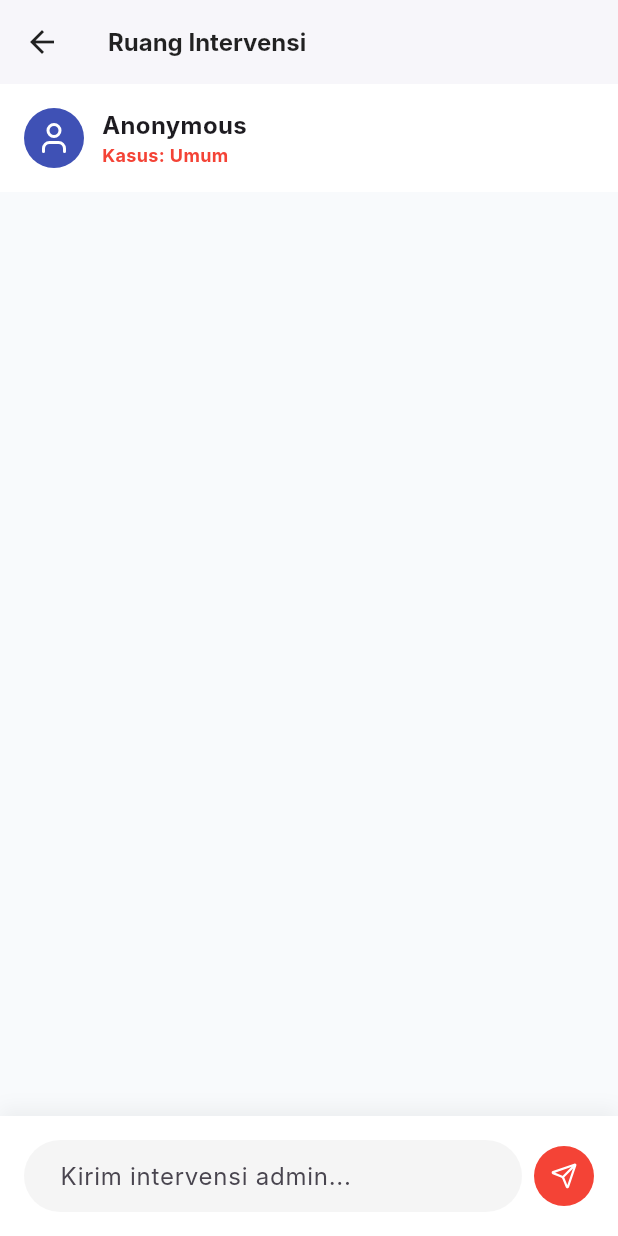
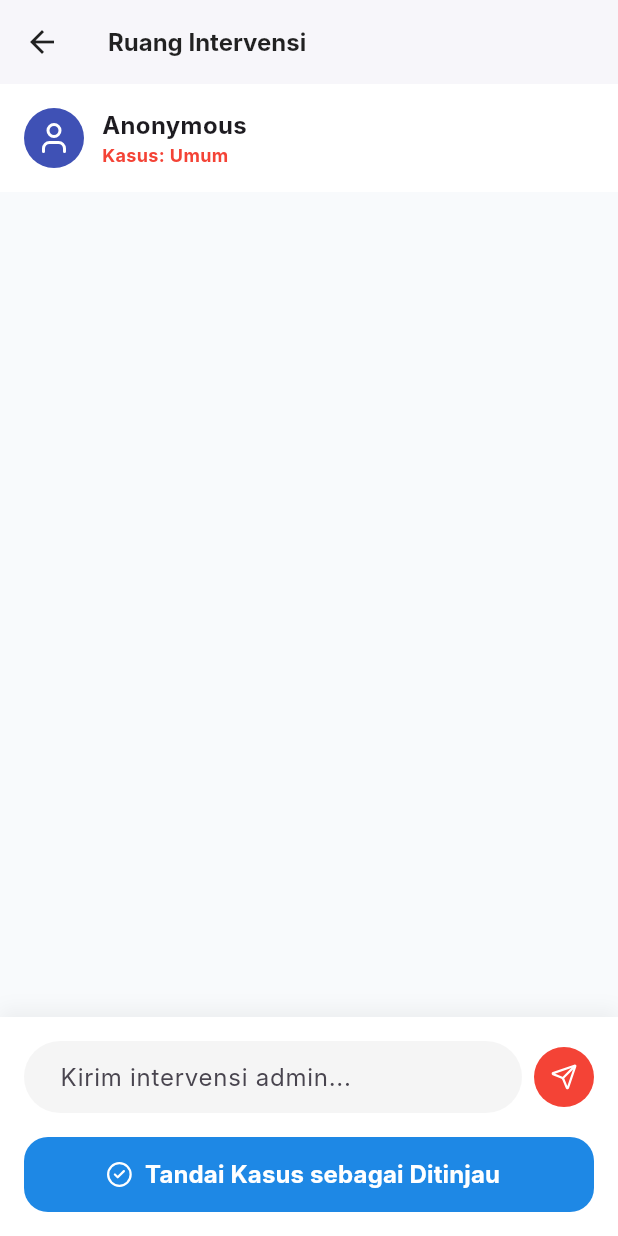
Before and after one commit to bimaryan/safetalk_mobile, a Flutter app: the AdminCaseDetail screen opened directly with empty values, on a phone screen of 412 x 824 dp. Run offline on Flutter 3.47's test engine with Material 3 defaults, Android fonts, the phone set to English and light mode, and no system bars; our stand-ins replace lucide_icons, shared_preferences; missing offline and left inert: pusher_channels_flutter; accounts and stored records are empty; network calls fail; Roboto replaces fonts that are missing (Inter).

Commit message:
feat: add functionality to close cases and mark them as reviewed; update UI with new buttons and animations

```diff
--- a/lib/screens/AdminCaseDetail.dart
+++ b/lib/screens/AdminCaseDetail.dart
@@ -14,9 +14,11 @@ class AdminCaseDetail extends StatefulWidget {
 
 class _AdminCaseDetailState extends State<AdminCaseDetail> {
   bool isLoading = true;
+  bool isReviewed = false; // State animasi sukses ditinjau
   Map<String, dynamic>? triggerReport;
   List<dynamic> thread = [];
   bool isLocked = false;
+
   final TextEditingController _msgController = TextEditingController();
   final ScrollController _scrollController = ScrollController();
 
@@ -48,7 +50,6 @@ class _AdminCaseDetailState extends State<AdminCaseDetail> {
           isLoading = false;
         });
 
-        // Auto scroll ke bawah
         Future.delayed(const Duration(milliseconds: 300), () {
           if (_scrollController.hasClients) {
             _scrollController.jumpTo(_scrollController.position.maxScrollExtent);
@@ -58,6 +59,32 @@ class _AdminCaseDetailState extends State<AdminCaseDetail> {
     } catch (e) {
       debugPrint("Detail Error: $e");
       setState(() => isLoading = false);
+    }
+  }
+
+  // --- FUNGSI SELESAIKAN INTERVENSI ---
+  Future<void> handleCloseCase() async {
+    try {
+      final prefs = await SharedPreferences.getInstance();
+      final token = prefs.getString('safetalk_token');
+
+      final res = await http.post(
+        Uri.parse('https://backend.safetalkai.my.id/api/admin/reports/${widget.id}/close'),
+        headers: {'Authorization': 'Bearer $token'},
+      );
+
+      if (res.statusCode == 200) {
+        if (!mounted) return;
+        ScaffoldMessenger.of(context).showSnackBar(
+          const SnackBar(
+            content: Text("Berhasil! Kasus ditutup & Bot AI diaktifkan kembali."),
+            backgroundColor: Colors.green,
+          )
+        );
+        fetchDetail(); // Refresh data biar tombol Selesaikan hilang
+      }
+    } catch (err) {
+      debugPrint("Close Case Error: $err");
     }
   }
 
@@ -95,6 +122,24 @@ class _AdminCaseDetailState extends State<AdminCaseDetail> {
       return const Scaffold(body: Center(child: CircularProgressIndicator()));
     }
 
+    // Animasi Sukses Ditinjau
+    if (isReviewed) {
+      return Scaffold(
+        body: Center(
+          child: Column(
+            mainAxisAlignment: MainAxisAlignment.center,
+            children: [
+              const Icon(LucideIcons.checkCircle2, size: 80, color: Colors.green),
+              const SizedBox(height: 16),
+              const Text("Berhasil Ditinjau", style: TextStyle(fontSize: 24, fontWeight: FontWeight.w900)),
+              const SizedBox(height: 8),
+              Text("Kasus telah ditandai sebagai ditinjau.", style: TextStyle(color: Colors.grey.shade600)),
+            ],
+          ),
+        ),
+      );
+    }
+
     return Scaffold(
       backgroundColor: const Color(0xFFF8FAFC),
       appBar: AppBar(
@@ -102,6 +147,23 @@ class _AdminCaseDetailState extends State<AdminCaseDetail> {
         iconTheme: const IconThemeData(color: Colors.black87),
         title: const Text("Ruang Intervensi", style: TextStyle(color: Colors.black87, fontWeight: FontWeight.bold, fontSize: 16)),
         elevation: 1,
+        actions: [
+          // --- TOMBOL SELESAIKAN INTERVENSI MUNCUL DI SINI JIKA LOCKED ---
+          if (isLocked)
+            Padding(
+              padding: const EdgeInsets.only(right: 8.0, top: 8.0, bottom: 8.0),
+              child: ElevatedButton.icon(
+                onPressed: handleCloseCase,
+                icon: const Icon(LucideIcons.checkCircle, size: 16, color: Colors.white),
+                label: const Text("Selesaikan", style: TextStyle(color: Colors.white, fontSize: 12, fontWeight: FontWeight.bold)),
+                style: ElevatedButton.styleFrom(
+                  backgroundColor: Colors.green.shade600,
+                  elevation: 0,
+                  shape: RoundedRectangleBorder(borderRadius: BorderRadius.circular(8)),
+                ),
+              ),
+            ),
+        ],
       ),
       body: Column(
         children: [
@@ -169,14 +231,16 @@ class _AdminCaseDetailState extends State<AdminCaseDetail> {
             ),
           ),
 
-          // Input Area
+          // Input Area & Tombol Tandai Ditinjau
           Container(
             padding: const EdgeInsets.all(16),
             decoration: BoxDecoration(
               color: Colors.white,
               boxShadow: [BoxShadow(color: Colors.black.withOpacity(0.05), blurRadius: 10, offset: const Offset(0, -5))]
             ),
-            child: Row(
+            child: Column(
+              children: [
+                Row(
                   children: [
                     Expanded(
                       child: TextField(
@@ -200,6 +264,31 @@ class _AdminCaseDetailState extends State<AdminCaseDetail> {
                     )
                   ],
                 ),
+                const SizedBox(height: 16),
+
+                // --- TOMBOL TANDAI KASUS SEBAGAI DITINJAU ---
+                SizedBox(
+                  width: double.infinity,
+                  height: 50,
+                  child: ElevatedButton.icon(
+                    onPressed: () {
+                      setState(() => isReviewed = true);
+                      // Set timer mundur sebelum kembali ke halaman sebelumnya
+                      Future.delayed(const Duration(seconds: 3), () {
+                        if (mounted) Navigator.pop(context);
+                      });
+                    },
+                    icon: const Icon(LucideIcons.checkCircle2, color: Colors.white),
+                    label: const Text("Tandai Kasus sebagai Ditinjau", style: TextStyle(color: Colors.white, fontWeight: FontWeight.bold, fontSize: 16)),
+                    style: ElevatedButton.styleFrom(
+                      backgroundColor: Colors.blue.shade600,
+                      shape: RoundedRectangleBorder(borderRadius: BorderRadius.circular(16)),
+                      elevation: 0,
+                    ),
+                  ),
+                )
+              ],
+            ),
           )
         ],
       ),
```
Lines whose indentation alone changed are shown as unchanged.
